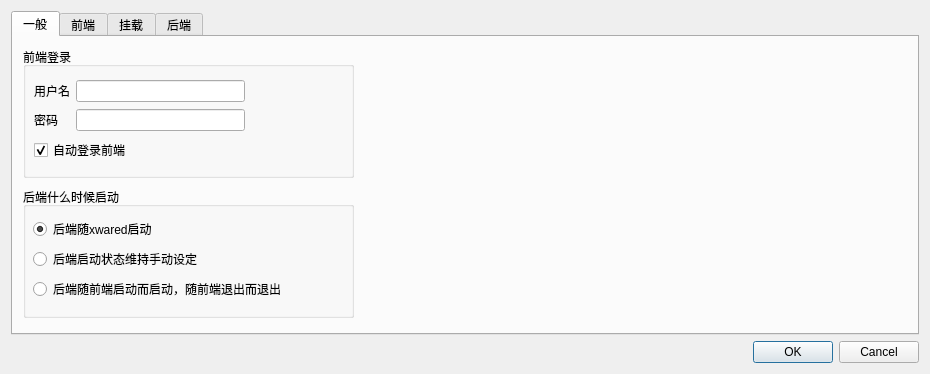
The window that src/frontend/ui/settings.ui (Xinkai/XwareDesktop) describes before a commit, drawn with Qt 5.
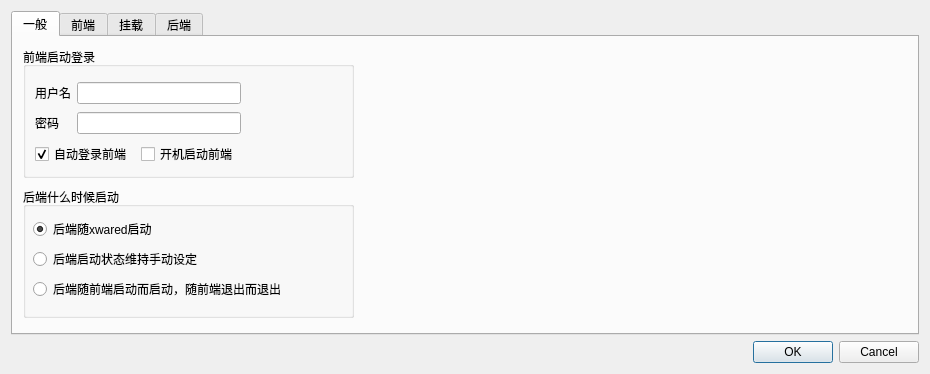
The same window after the commit. Icons and pictures are not drawn.

Commit message: add the option for auto starting frontend when graphical user session starts

What changed in the file:
```diff
--- a/src/frontend/ui/settings.ui
+++ b/src/frontend/ui/settings.ui
@@ -116,18 +116,18 @@
         </rect>
        </property>
        <property name="title">
-        <string>前端登录</string>
+        <string>前端启动登录</string>
        </property>
        <property name="flat">
         <bool>true</bool>
        </property>
-       <widget class="QWidget" name="layoutWidget">
+       <widget class="QWidget" name="">
         <property name="geometry">
          <rect>
-          <x>11</x>
-          <y>32</y>
-          <width>211</width>
-          <height>87</height>
+          <x>12</x>
+          <y>33</y>
+          <width>206</width>
+          <height>89</height>
          </rect>
         </property>
         <layout class="QGridLayout" name="gridLayout">
@@ -165,6 +165,8 @@
           </widget>
          </item>
          <item row="2" column="0" colspan="2">
+          <layout class="QHBoxLayout" name="horizontalLayout_3">
+           <item>
           <widget class="QCheckBox" name="checkBox_autoLogin">
            <property name="enabled">
             <bool>true</bool>
@@ -176,6 +178,15 @@
             <bool>true</bool>
            </property>
           </widget>
+           </item>
+           <item>
+            <widget class="QCheckBox" name="checkBox_autoStartFrontend">
+             <property name="text">
+              <string>开机启动前端</string>
+             </property>
+            </widget>
+           </item>
+          </layout>
          </item>
         </layout>
        </widget>
```
Lines whose indentation alone changed are shown as unchanged. The commit also changes 2 other files.
